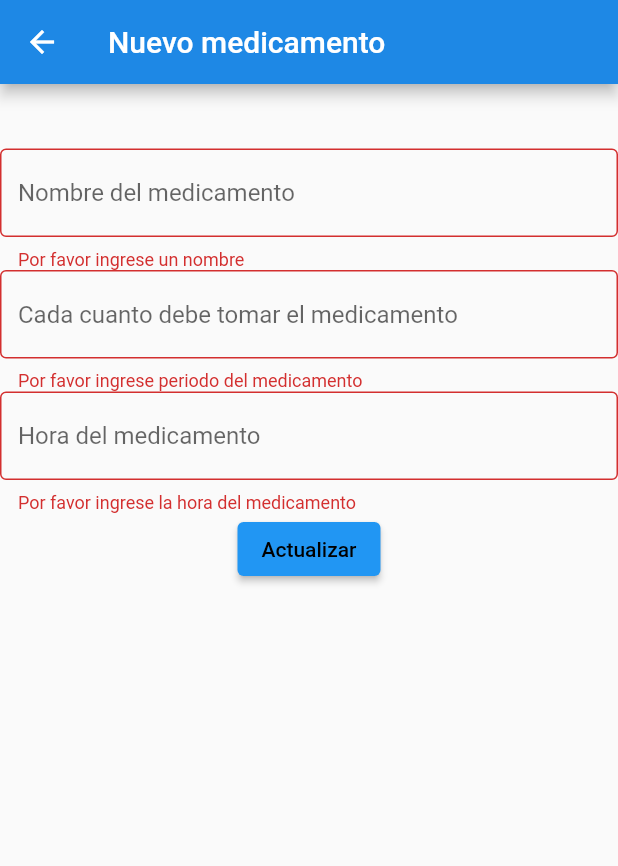
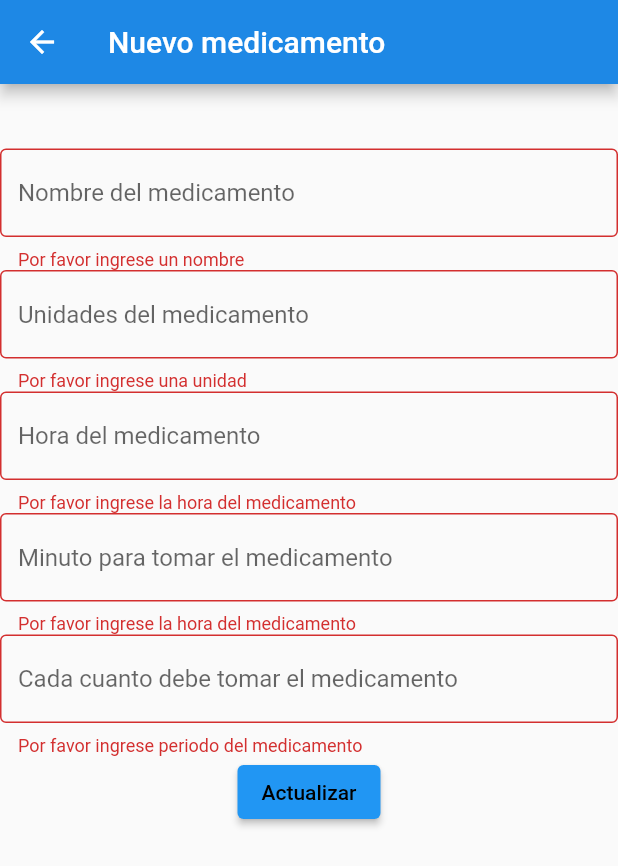
Before and after one commit to Dlondono/mediminder, a Flutter app: the SettingsForm screen opened directly with empty values, after a tap on "Actualizar", on a phone screen of 412 x 824 dp. Shown: the top 866 px of the screen. Run offline on Flutter 3.47's test engine with Material 2 defaults, Android fonts, the phone set to English and light mode, and no system bars; our stand-ins replace awesome_notifications, cloud_firestore, firebase_auth, firebase_core, sizer; missing offline and left inert: slide_digital_clock; accounts and stored records are empty.

```diff
--- a/lib/models/medicamento.dart
+++ b/lib/models/medicamento.dart
@@ -1,9 +1,11 @@
 class Medicamento{
   final String medicamentoNombre;
-  final String cantidad;
-  final String hora;
-  final String periodo;
+  final String idPaciente;
+  final int cantidad;
+  final int hora;
+  final int minuto;
+  final int periodo;
 
-  Medicamento({this.medicamentoNombre, this.cantidad, this.hora, this.periodo});
+  Medicamento({this.medicamentoNombre,this.idPaciente,this.cantidad,this.hora,this.minuto,this.periodo});
 
 }
--- a/lib/models/paciente.dart
+++ b/lib/models/paciente.dart
@@ -3,9 +3,9 @@ import 'package:mediminder/models/medicamento.dart';
 class Paciente{
   final String nombre;
   final String id;
-  final String medicina;
   final String idSuper;
+  final String idPaciente;
 
-  Paciente({this.nombre,this.id,this.medicina,this.idSuper});
+  Paciente({this.nombre,this.id,this.idSuper,this.idPaciente});
 
 }
--- a/lib/screens/home/disenoMedicamento.dart
+++ b/lib/screens/home/disenoMedicamento.dart
@@ -1,10 +1,11 @@
 import 'package:flutter/material.dart';
+import 'package:mediminder/models/medicamento.dart';
 import 'package:mediminder/models/paciente.dart';
 
 class MedicamentoDiseno extends StatelessWidget {
 
-  final Paciente paciente;
-  MedicamentoDiseno({this.paciente});
+  final Medicamento medicamento;
+  MedicamentoDiseno({this.medicamento});
   @override
   Widget build(BuildContext context) {
 
@@ -18,7 +19,8 @@ class MedicamentoDiseno extends StatelessWidget {
               leading: Icon( //imagen medicamento?
                   Icons.person
               ),
-              title: Text(paciente.medicina),
+              title: Text(medicamento.medicamentoNombre),
+
             ),
             TextButton.icon(
               icon: Icon(Icons.medical_services),
@@ -26,9 +28,7 @@ class MedicamentoDiseno extends StatelessWidget {
               style: ButtonStyle(
                 foregroundColor: MaterialStateProperty.all(Colors.black),
               ),
-
               onPressed: (){
-
               },
             ),
           ],
--- a/lib/screens/home/settings_form.dart
+++ b/lib/screens/home/settings_form.dart
@@ -24,7 +24,8 @@ class _SettingsFormState extends State<SettingsForm> {
   String _currentName;
   String _currentPeriodo;
   String _currentHora;
-  String _currentUid;
+  String _currentCantidad;
+  String _currentMinuto;
 
   @override
   Widget build(BuildContext context) {
@@ -41,7 +42,6 @@ class _SettingsFormState extends State<SettingsForm> {
             builder: (context, snapshot) {
               if (snapshot.hasData) {
                 UserData Datos=snapshot.data;
-                _currentUid = Datos.uid;
                 return Form(
                   key: _formKey,
                   child: Column(
@@ -67,14 +67,13 @@ class _SettingsFormState extends State<SettingsForm> {
                       ),
                       TextFormField(
                         decoration: InputDecoration(border: OutlineInputBorder(),
-                          hintText: "Cada cuanto debe tomar el medicamento"
+                            hintText: "Unidades del medicamento"
                         ),
-                        //initialValue: _paciente.id,
                         validator: (val) =>
                         val.isEmpty
-                            ? "Por favor ingrese periodo del medicamento"
+                            ? "Por favor ingrese una unidad"
                             : null,
-                        onChanged: (val) => setState(() => _currentPeriodo = val),
+                        onChanged: (val) => setState(() => _currentCantidad = val),
                       ),
                       TextFormField(
                         decoration: InputDecoration(border: OutlineInputBorder(),
@@ -87,6 +86,26 @@ class _SettingsFormState extends State<SettingsForm> {
                             : null,
                         onChanged: (val) => setState(() => _currentHora = val),
                       ),
+                      TextFormField(
+                        decoration: InputDecoration(border: OutlineInputBorder(),
+                            hintText: "Minuto para tomar el medicamento"
+                        ),
+                        validator: (val) =>
+                        val.isEmpty
+                            ? "Por favor ingrese la hora del medicamento"
+                            : null,
+                        onChanged: (val) => setState(() => _currentMinuto = val),
+                      ),
+                      TextFormField(
+                        decoration: InputDecoration(border: OutlineInputBorder(),
+                            hintText: "Cada cuanto debe tomar el medicamento"
+                        ),
+                        validator: (val) =>
+                        val.isEmpty
+                            ? "Por favor ingrese periodo del medicamento"
+                            : null,
+                        onChanged: (val) => setState(() => _currentPeriodo = val),
+                      ),
                       ElevatedButton(
                           child: Text(
                             "Actualizar",
@@ -95,14 +114,8 @@ class _SettingsFormState extends State<SettingsForm> {
                           ),
                           onPressed: () async {
                             if(_formKey.currentState.validate()){
-                             /* await DatabaseService(uid:  _paciente.id).updatePacienteData(
-                                _currentId ?? _paciente.id,
-                                _currentName ?? _paciente.nombre,
-                                //_currentMeds ?? _paciente.medicina,
-                                _currentUid ?? _paciente.idSuper,
-                              ); */
-                              await DatabaseService(uid: _paciente.id)
-                                  .addMedicine(_paciente.id,"30",_currentHora,_currentName,_currentPeriodo);
+                              await DatabaseService()
+                                  .addMedicine(_currentName,_paciente.id,_currentCantidad,_currentHora,_currentMinuto,_currentPeriodo);
                               Navigator.pop(context);
                             }
                           }
--- a/lib/screens/home/vistaPaciente.dart
+++ b/lib/screens/home/vistaPaciente.dart
@@ -2,6 +2,7 @@ import 'package:cloud_firestore/cloud_firestore.dart';
 import 'package:firebase_auth/firebase_auth.dart';
 import 'package:flutter/material.dart';
 import 'package:awesome_notifications/awesome_notifications.dart';
+import 'package:mediminder/screens/home/listaMedicamentos.dart';
 import 'package:mediminder/services/auth.dart';
 
 class VistaPaciente extends StatefulWidget {
@@ -44,7 +45,6 @@ class _VistaPacienteState extends State<VistaPaciente> {
                 style: ButtonStyle(
                   foregroundColor: MaterialStateProperty.all(Colors.black),
                 ),
-
                 onPressed:(){
                   AwesomeNotifications().createNotification(
                       content: NotificationContent(
@@ -52,11 +52,11 @@ class _VistaPacienteState extends State<VistaPaciente> {
                         channelKey: 'basic',
                         title: 'tituloooo'+uid,
                         body: 'body',
-
                       )
                   );
                 },
               )
+
             ],
           )
 
--- a/lib/services/auth.dart
+++ b/lib/services/auth.dart
@@ -62,7 +62,6 @@ class AuthService {
     try{
       UserCredential result = await _authPac.createUserWithEmailAndPassword(email: email, password: password);
       User user = result.user;
-
       //creacion de documento en firestore por uid
       await DatabaseService(uid:user.uid).updateUserData(nombre,id,"Paciente");
       return _userFromFirebaseUser(user);
--- a/lib/services/database.dart
+++ b/lib/services/database.dart
@@ -1,4 +1,5 @@
 import 'package:cloud_firestore/cloud_firestore.dart';
+import 'package:mediminder/models/medicamento.dart';
 import 'package:mediminder/models/paciente.dart';
 import 'package:mediminder/models/userLocal.dart';
 import '../models/paciente.dart';
@@ -9,6 +10,7 @@ class DatabaseService{
   DatabaseService({this.uid});
   final CollectionReference coleccionUsuarios = FirebaseFirestore.instance.collection("Usuarios");
   final CollectionReference coleccionPacientes = FirebaseFirestore.instance.collection("Pacientes");
+  final CollectionReference coleccionMedicamentos = FirebaseFirestore.instance.collection("Medicamentos");
 
   Future updateUserData(String nombre,String id, String tipo) async{
     return await coleccionUsuarios.doc(uid).set({
@@ -18,24 +20,14 @@ class DatabaseService{
     });
   }
 
-  Future updatePacienteData(String id,String nombre, String uid) async{
-    return await coleccionPacientes.doc(id).set({
-      "cedula": id,
-      "idSuper": uid,
-      "nombre" : nombre,
-    });
-  }
-
-  Future addMedicine(String id, String cantidad, String hora, String medicina, String periodo) async{
-    return await coleccionPacientes.doc(id).update({
-      "medicines":FieldValue.arrayUnion([
-        {
-          "cantidad": cantidad,
-          "hora": hora,
-          "medicina": medicina,
-          "periodo": periodo,
-        }
-      ])
+  Future addMedicine(String medicina,String id, String cantidad, String hora,  String minuto, String periodo) async{
+    return await coleccionMedicamentos.add({
+      "medicamentoNombre": medicina,
+      "idPaciente": id,
+      "cantidad": int.parse(cantidad),
+      "hora": int.parse(hora),
+      "minuto":int.parse(minuto),
+      "periodo": int.parse(periodo),
     });
   }
 
@@ -50,6 +42,19 @@ class DatabaseService{
     }).toList();
   }
 
+  List<Medicamento> _listaMedicamentosFromSnapshot(QuerySnapshot snapshot){
+    return snapshot.docs.map((doc){
+      return Medicamento(
+        medicamentoNombre: doc.data()['medicamentoNombre'] ?? "",
+        idPaciente: doc.data()['idPaciente'] ?? "",
+        cantidad: doc.data()['cantidad'] ?? "",
+        hora: doc.data()['hora'] ?? "",
+        minuto: doc.data()['minuto'] ?? "",
+        periodo: doc.data()['periodo'] ?? "",
+      );
+    }).toList();
+  }
+
   List<UserData> _listaUsuariosFromSnapshot(QuerySnapshot snapshot){
     return snapshot.docs.map((doc){
       return UserData(
@@ -59,6 +64,7 @@ class DatabaseService{
       );
     }).toList();
   }
+
   //userData from snapshot
   UserData _userDataFromSnapshot(DocumentSnapshot snapshot){
     return UserData(
@@ -77,6 +83,17 @@ class DatabaseService{
     );
     }
 
+  Medicamento _medicamentoDataFromSnapshot(DocumentSnapshot snapshot){
+    return Medicamento(
+        medicamentoNombre: snapshot.data()['medicamentoNombre'],
+        idPaciente: snapshot.data()['idPaciente'],
+        cantidad: snapshot.data()['cantidad'],
+        hora: snapshot.data()['hora'],
+        minuto: snapshot.data()['minuto'],
+        periodo: snapshot.data()['periodo'],
+    );
+  }
+
     List<Paciente> pacienteFromQuery(QuerySnapshot snapshot){
       //QuerySnapshot snapshot=
       //await FirebaseFirestore.instance.collection("Pacientes").where('uid',isEqualTo: uid).get()
@@ -85,20 +102,28 @@ class DatabaseService{
                 id: doc['id'],
                 idSuper: doc['uid'],
                 ),
-
       );
     }
+
   // actualizacion de pacientes a supervisor
   Stream<List<Paciente>> get pacientes{
     return coleccionPacientes.snapshots().map(_listaPacientesFromSnapshot);
   }
 
+  Stream<List<Medicamento>> get medicamentos{
+    return coleccionMedicamentos.snapshots().map(_listaMedicamentosFromSnapshot);
+  }
+
   Stream<List<UserData>> get users{
-    return coleccionPacientes.snapshots().map(_listaUsuariosFromSnapshot);
+    return coleccionUsuarios.snapshots().map(_listaUsuariosFromSnapshot);
   }
 
   Stream<Paciente> get paciente{
     return coleccionPacientes.doc(uid).snapshots().map(_pacienteDataFromSnapshot);
+  }
+
+  Stream<Medicamento> get medicamento{
+    return coleccionMedicamentos.doc(uid).snapshots().map(_medicamentoDataFromSnapshot);
   }
 
   //ger user doc stream
@@ -106,25 +131,11 @@ class DatabaseService{
     return coleccionUsuarios.doc(uid).snapshots().map(_userDataFromSnapshot);
   }
 
-  Future addPaciente(String nombre, String cedula, String medicina,String uid, String cantidad, String hora, String periodo) async{
+  Future addPaciente(String nombre, String cedula, String medicina,String uid) async{
     return await coleccionPacientes.doc(cedula).set({
       "nombre": nombre,
       "cedula": cedula,
       "idSuper":uid,
-      "medicines": FieldValue.arrayUnion([
-        {
-          "medicina": medicina,
-          "cantidad": cantidad,
-          "hora": hora,
-          "periodo": periodo,
-        },
-        {
-          "medicina": "medicina2",
-          "cantidad": "15",
-          "hora": "20:00",
-          "periodo": "5",
-        },
-      ]),
       }
       );
 }
```
Also changed, not shown: lib/screens/home/listaMedicamentos.dart (+10 -4 lines), lib/screens/home/pacienteNuevo.dart (+1 -10 lines), pubspec.lock.
